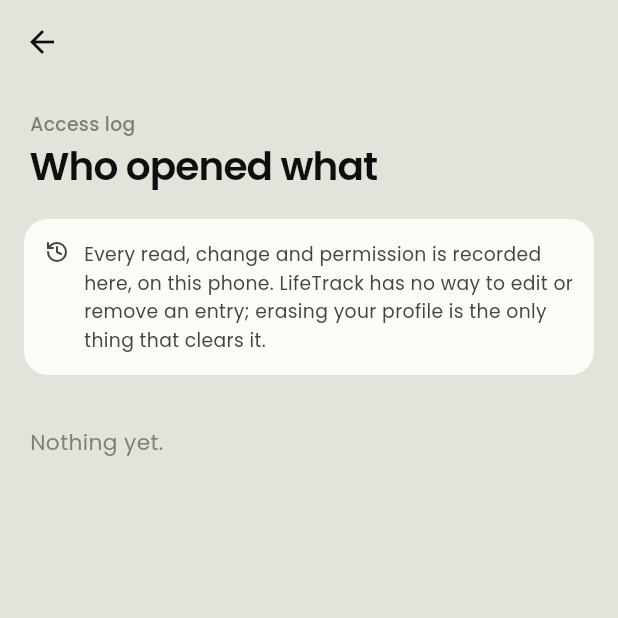
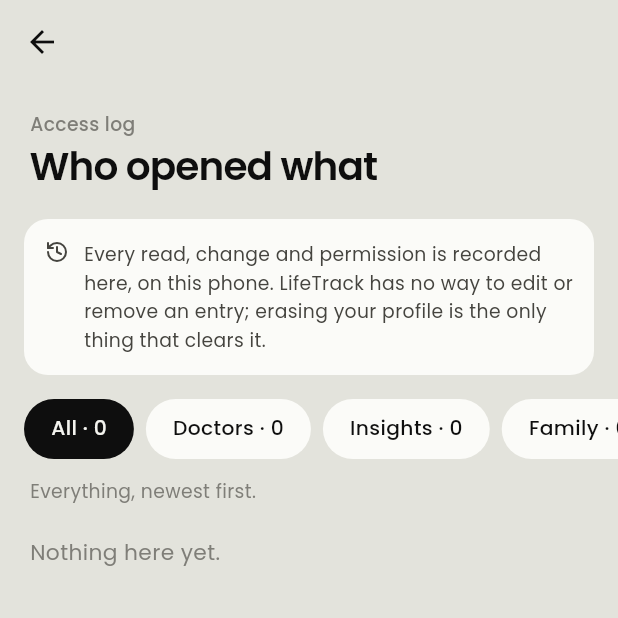
Before and after one commit to anishraj2347-gif/lifetrack-health, a Flutter app: the AuditScreen screen opened directly, on a phone screen of 412 x 824 dp, the top half of it. Run offline on Flutter 3.47's test engine with Material 3 defaults, Android fonts, the phone set to English and light mode, and no system bars; our stand-ins replace flutter_secure_storage, image_picker, local_auth, lucide_icons_flutter, qr_flutter, share_plus and 1 more; missing offline and left inert: cryptography, flutter_zxing; accounts and stored records are empty.

Commit message:
Access log in views: Doctors, Insights, Family, Emergency ID, Your changes, Refused
Each entry is sorted by who acted, what happened and the grant it rests on,
never by its wording; family events now carry a family token so they sort
reliably. Entries are grouped by day, reads show why in plain words, and the
Emergency ID line no longer repeats itself.

Co-Authored-By: Claude Opus 5.5 <noreply@anthropic.com>

```diff
--- a/app/lib/src/app/app_services.dart
+++ b/app/lib/src/app/app_services.dart
@@ -366,7 +366,7 @@ class AppServices {
       consentedAt: at,
       statement: '${self.name} declared they are ${child.name}\'s parent.',
     ));
-    await audit.append(AuditEntry(at: at, actorId: Actors.patient(self.id), patientId: child.id, action: AuditAction.edit, detail: 'Profile created by ${self.name} (parent)'));
+    await audit.append(AuditEntry(at: at, actorId: Actors.patient(self.id), patientId: child.id, action: AuditAction.edit, tokenId: 'family-custody-${child.id}', detail: 'Profile created by ${self.name} (parent)'));
     return child;
   }
 
@@ -397,7 +397,7 @@ class AppServices {
       statement: Custody.delegationStatement(adultName: name, custodianName: self.name),
       signedName: typedName.trim(),
     ));
-    await audit.append(AuditEntry(at: at, actorId: Actors.patient(adult.id), patientId: adult.id, action: AuditAction.grantIssued, detail: 'Asked ${self.name} to manage their records (confirmed in person)'));
+    await audit.append(AuditEntry(at: at, actorId: Actors.patient(adult.id), patientId: adult.id, action: AuditAction.grantIssued, tokenId: 'family-custody-${adult.id}', detail: 'Asked ${self.name} to manage their records (confirmed in person)'));
     return adult;
   }
 
@@ -415,7 +415,7 @@ class AppServices {
       }
     }
     await repository.saveCustody(c.ended(at));
-    await audit.append(AuditEntry(at: at, actorId: Actors.patient(c.custodianId), patientId: patientId, action: AuditAction.grantRevoked, detail: 'Management ended; nothing more is shared on their behalf'));
+    await audit.append(AuditEntry(at: at, actorId: Actors.patient(c.custodianId), patientId: patientId, action: AuditAction.grantRevoked, tokenId: 'family-custody-$patientId', detail: 'Management ended; nothing more is shared on their behalf'));
     if (currentPatientId == patientId) await switchTo(selfPatientId!);
   }
 
--- /dev/null
+++ b/app/lib/src/audit/log_view.dart
@@ -0,0 +1,34 @@
+import '../consent/consent_token.dart';
+import '../model/health_record.dart';
+import 'audit_log.dart';
+
+/// The access log's views. Each entry belongs to exactly one topic; the
+/// Refused view cuts across them.
+enum LogView { all, doctors, insights, family, emergency, you, refused }
+
+extension LogViewOf on AuditEntry {
+  /// Decided from who acted, what happened and which grant it rests on —
+  /// never from the wording of [detail].
+  LogView get topic {
+    final t = tokenId ?? '';
+    if (action == AuditAction.emergencyRead || dataClass == DataClass.emergencyCard) return LogView.emergency;
+    if (t.startsWith('family-') || actorId.startsWith('family:')) return LogView.family;
+    if (actorId.startsWith('doctor:') ||
+        action == AuditAction.clinicalShare ||
+        action == AuditAction.prescriptionReceived ||
+        t.contains('-doctor-') ||
+        (detail ?? '').startsWith('doctor:')) {
+      return LogView.doctors;
+    }
+    if (Actors.isAgent(actorId) || action == AuditAction.cloudEgress || t.startsWith('grant-agent-') || t.startsWith('grant-cloud-')) {
+      return LogView.insights;
+    }
+    return LogView.you;
+  }
+
+  bool shownIn(LogView v) => switch (v) {
+        LogView.all => true,
+        LogView.refused => action == AuditAction.denied,
+        _ => topic == v,
+      };
+}
--- a/app/lib/src/family/family_link.dart
+++ b/app/lib/src/family/family_link.dart
@@ -200,7 +200,7 @@ class FamilyLinkService {
       ..._mine(link, emergency, activeMedicines),
     }, at);
     await _save([...(await links()).where((l) => l.id != link.id), link]);
-    await audit.append(AuditEntry(at: at, actorId: 'patient:$ownerId', patientId: ownerId, action: AuditAction.grantIssued, detail: 'Linked with ${invite.fromName}; shares ${_whatLine(link)}'));
+    await audit.append(AuditEntry(at: at, actorId: 'patient:$ownerId', patientId: ownerId, action: AuditAction.grantIssued, tokenId: 'family-link-${link.id}', detail: 'Linked with ${invite.fromName}; shares ${_whatLine(link)}'));
     return link;
   }
 
@@ -222,7 +222,7 @@ class FamilyLinkService {
     final next = link.sharing(emergency: shareEmergency, medicines: shareMedicines);
     await sendUpdate(ownerId: ownerId, link: next, emergency: emergency, activeMedicines: activeMedicines, at: at);
     await _save([for (final l in await links()) l.id == next.id ? next : l]);
-    await audit.append(AuditEntry(at: at, actorId: 'patient:$ownerId', patientId: ownerId, action: AuditAction.edit, detail: 'Now sharing ${_whatLine(next)} with ${link.name}'));
+    await audit.append(AuditEntry(at: at, actorId: 'patient:$ownerId', patientId: ownerId, action: AuditAction.edit, tokenId: 'family-link-${link.id}', detail: 'Now sharing ${_whatLine(next)} with ${link.name}'));
     return next;
   }
 
@@ -232,7 +232,7 @@ class FamilyLinkService {
       await _send(link, {'type': 'family_unlink', 'linkId': link.id}, at);
     } finally {
       await _save([...(await links()).where((l) => l.id != link.id)]);
-      await audit.append(AuditEntry(at: at, actorId: 'patient:$ownerId', patientId: ownerId, action: AuditAction.grantRevoked, detail: 'Unlinked from ${link.name}'));
+      await audit.append(AuditEntry(at: at, actorId: 'patient:$ownerId', patientId: ownerId, action: AuditAction.grantRevoked, tokenId: 'family-link-${link.id}', detail: 'Unlinked from ${link.name}'));
     }
   }
 
@@ -253,7 +253,7 @@ class FamilyLinkService {
           ).withTheirs(emergency: (p['emergency'] as Map?)?.cast(), medicines: p['medicines'] as List?, at: at);
           await _save([...(await links()).where((l) => l.id != inviteId), link]);
           await sealed.write(_invitesBlob, open..remove(inviteId));
-          await audit.append(AuditEntry(at: at, actorId: 'relay', patientId: ownerId, action: AuditAction.edit, detail: '${link.name} accepted your family invite'));
+          await audit.append(AuditEntry(at: at, actorId: 'family:${link.name}', patientId: ownerId, action: AuditAction.edit, tokenId: 'family-link-$inviteId', detail: '${link.name} accepted your family invite'));
         },
         'family_link_update': (p) async {
           final all = await links();
@@ -267,7 +267,7 @@ class FamilyLinkService {
           final gone = all.where((l) => l.id == p['linkId']).toList();
           await _save([...all.where((l) => l.id != p['linkId'])]);
           for (final l in gone) {
-            await audit.append(AuditEntry(at: at, actorId: 'relay', patientId: ownerId, action: AuditAction.grantRevoked, detail: '${l.name} unlinked; what they shared was deleted'));
+            await audit.append(AuditEntry(at: at, actorId: 'family:${l.name}', patientId: ownerId, action: AuditAction.grantRevoked, tokenId: 'family-link-${l.id}', detail: '${l.name} unlinked; what they shared was deleted'));
           }
         },
       };
--- a/app/lib/src/ui/screens/me_screen.dart
+++ b/app/lib/src/ui/screens/me_screen.dart
@@ -2,6 +2,7 @@ import 'package:flutter/material.dart';
 import 'package:lucide_icons_flutter/lucide_icons.dart';
 
 import '../../audit/audit_log.dart';
+import '../../audit/log_view.dart';
 import '../app_lock.dart';
 import '../app_scope.dart';
 import '../theme.dart';
@@ -142,8 +143,14 @@ class MeScreen extends StatelessWidget {
 /// removal is erasing the whole profile, which leaves the erasure as the
 /// first entry. That is the claim, and it is the whole claim — the copy does
 /// not promise more than the code does.
-class AuditScreen extends StatelessWidget {
+class AuditScreen extends StatefulWidget {
   const AuditScreen({super.key});
+  @override
+  State<AuditScreen> createState() => _AuditScreenState();
+}
+
+class _AuditScreenState extends State<AuditScreen> {
+  LogView _view = LogView.all;
 
   static String _verb(AuditAction a) => switch (a) {
         AuditAction.view => 'read',
@@ -161,33 +168,70 @@ class AuditScreen extends StatelessWidget {
         AuditAction.export => 'exported an unencrypted copy of the records',
       };
 
+  static const _views = [
+    (LogView.all, 'All', 'Everything, newest first.'),
+    (LogView.doctors, 'Doctors', 'What you shared with doctors, what they read, and prescriptions they sent.'),
+    (LogView.insights, 'Insights', 'Reads by on-device insights while you had them turned on.'),
+    (LogView.family, 'Family', 'Family added to this phone, and adults linked from their own phones.'),
+    (LogView.emergency, 'Emergency ID', 'Every time the Emergency ID was opened, including from the lock screen.'),
+    (LogView.you, 'Your changes', 'Records you added or changed, settings, exports and erasure.'),
+    (LogView.refused, 'Refused', 'Attempts that were turned away, from any source.'),
+  ];
+
+  /// Reads and refusals record a code (the grant's purpose, or why it was
+  /// refused); everything else records a sentence.
+  static const _codes = {
+    'clinicalConsult': 'for a consultation',
+    'onDeviceInsights': 'for on-device insights',
+    'cloudAnalysis': 'for cloud analysis',
+    'unknown': 'there was no such permission',
+    'revoked': 'the permission had been withdrawn',
+    'notYetValid': 'the permission had not started yet',
+    'expired': 'the permission had ended',
+    'spent': 'the one-time permission was already used',
+    'wrongPatient': 'the permission was for someone else',
+    'wrongActor': 'the permission was for someone else',
+    'wrongPurpose': 'the permission was for another purpose',
+    'outOfScope': 'not part of what you shared',
+  };
+
+  static bool _alert(AuditEntry e) => e.action == AuditAction.denied || e.action == AuditAction.emergencyRead;
+
+  static String _day(DateTime d, DateTime now) {
+    final a = DateTime(d.year, d.month, d.day), b = DateTime(now.year, now.month, now.day);
+    final diff = b.difference(a).inDays;
+    return diff == 0 ? 'Today' : diff == 1 ? 'Yesterday' : fullDate(d);
+  }
+
   @override
   Widget build(BuildContext context) {
-    final entries = AppScope.of(context).auditEntries();
-    return Scaffold(
-      appBar: AppBar(),
-      body: ListView(children: [
-        const Masthead(eyebrow: 'Access log', title: 'Who opened what'),
-        const Note('Every read, change and permission is recorded here, on this phone. LifeTrack has no way to edit or remove an entry; erasing your profile is the only thing that clears it.', icon: LucideIcons.history),
-        const SizedBox(height: 14),
-        if (entries.isEmpty) const Padding(padding: EdgeInsets.all(20), child: Text('Nothing yet.', style: LT.lede)),
-        for (final (i, e) in entries.indexed)
-          IntrinsicHeight(
+    final s = AppScope.of(context);
+    final all = s.auditEntries();
+    final entries = [for (final e in all) if (e.shownIn(_view)) e];
+    final about = _views.firstWhere((v) => v.$1 == _view).$3;
+    final rows = <Widget>[];
+    String? day;
+    for (final (i, e) in entries.indexed) {
+      final d = _day(e.at, s.clock());
+      if (d != day) {
+        day = d;
+        rows.add(Eyebrow(d, padding: const EdgeInsets.fromLTRB(20, 18, 20, 6)));
+      }
+      final lastOfDay = i == entries.length - 1 || _day(entries[i + 1].at, s.clock()) != d;
+      final firstOfDay = rows.last is Eyebrow;
+      rows.add(IntrinsicHeight(
         child: Row(crossAxisAlignment: CrossAxisAlignment.stretch, children: [
           SizedBox(
             width: 56,
             child: Column(children: [
-                  Container(width: 1, height: 8, color: i == 0 ? Colors.transparent : LT.rule),
+              Container(width: 1, height: 8, color: firstOfDay ? Colors.transparent : LT.rule),
               Container(
                 width: 32,
                 height: 32,
-                    decoration: BoxDecoration(
-                      color: e.action == AuditAction.denied || e.action == AuditAction.emergencyRead ? const Color(0xFFFFF7ED) : LT.band,
-                      shape: BoxShape.circle,
+                decoration: BoxDecoration(color: _alert(e) ? const Color(0xFFFFF7ED) : LT.band, shape: BoxShape.circle),
+                child: Icon(iconForActor(e.actorId), size: 15, color: _alert(e) ? LT.signal : LT.ink2),
               ),
-                    child: Icon(iconForActor(e.actorId), size: 15, color: e.action == AuditAction.denied || e.action == AuditAction.emergencyRead ? LT.signal : LT.ink2),
-                  ),
-                  Expanded(child: Container(width: 1, color: i == entries.length - 1 ? Colors.transparent : LT.rule)),
+              Expanded(child: Container(width: 1, color: lastOfDay ? Colors.transparent : LT.rule)),
             ]),
           ),
           Expanded(
@@ -195,17 +239,40 @@ class AuditScreen extends StatelessWidget {
               padding: const EdgeInsets.fromLTRB(0, 12, 20, 14),
               child: Column(crossAxisAlignment: CrossAxisAlignment.start, children: [
                 Text(
-                      '${describeActor(e.actorId)} ${_verb(e.action)}${e.dataClass == null ? '' : ' · ${dataClassNames[e.dataClass]}'}',
-                      style: LT.label.copyWith(fontSize: 14.5, color: e.action == AuditAction.denied || e.action == AuditAction.emergencyRead ? LT.signal : LT.ink),
+                  '${describeActor(e.actorId)} ${_verb(e.action)}${e.dataClass == null || e.action == AuditAction.emergencyRead ? '' : ' · ${dataClassNames[e.dataClass]}'}',
+                  style: LT.label.copyWith(fontSize: 14.5, color: _alert(e) ? LT.signal : LT.ink),
                 ),
-                    if (e.detail != null) ...[const SizedBox(height: 2), Text(e.detail!, style: LT.small)],
-                    const SizedBox(height: 2),
-                    Text(dateTime(e.at), style: LT.small.copyWith(fontSize: 12, color: LT.inactive)),
+                if (e.detail != null) ...[const SizedBox(height: 4), Text(_codes[e.detail] ?? e.detail!, style: LT.small)],
+                const SizedBox(height: 4),
+                Text(time(e.at), style: LT.small.copyWith(fontSize: 12, color: LT.inactive)),
               ]),
             ),
           ),
         ]),
+      ));
+    }
+    return Scaffold(
+      appBar: AppBar(),
+      body: ListView(children: [
+        const Masthead(eyebrow: 'Access log', title: 'Who opened what'),
+        const Note('Every read, change and permission is recorded here, on this phone. LifeTrack has no way to edit or remove an entry; erasing your profile is the only thing that clears it.', icon: LucideIcons.history),
+        SizedBox(
+          height: 64,
+          child: ListView(
+            scrollDirection: Axis.horizontal,
+            padding: const EdgeInsets.fromLTRB(16, 16, 16, 8),
+            children: [
+              for (final (v, label, _) in _views)
+                Padding(
+                  padding: const EdgeInsets.only(right: 8),
+                  child: Chip2('$label · ${all.where((e) => e.shownIn(v)).length}', selected: _view == v, onTap: () => setState(() => _view = v)),
                 ),
+            ],
+          ),
+        ),
+        Padding(padding: const EdgeInsets.fromLTRB(20, 4, 20, 0), child: Text(about, style: LT.small)),
+        if (entries.isEmpty) const Padding(padding: EdgeInsets.all(20), child: Text('Nothing here yet.', style: LT.lede)),
+        ...rows,
         const SizedBox(height: 28),
       ]),
     );
--- a/app/lib/src/ui/screens/share_screen.dart
+++ b/app/lib/src/ui/screens/share_screen.dart
@@ -15,6 +15,7 @@ String describeActor(String actorId) {
   if (actorId.startsWith('doctor:')) return 'Doctor · ${actorId.substring(7)}';
   if (actorId.startsWith('patient:')) return 'You';
   if (actorId.startsWith('unauthenticated:')) return 'Someone without your PIN';
+  if (actorId.startsWith('family:')) return actorId.substring(7);
   return actorId;
 }
 
@@ -35,6 +36,7 @@ IconData iconForActor(String actorId) {
   if (actorId == Actors.cloud) return LucideIcons.cloud;
   if (actorId.startsWith('doctor:')) return LucideIcons.stethoscope;
   if (actorId.startsWith('unauthenticated:')) return LucideIcons.lockOpen;
+  if (actorId.startsWith('family:')) return LucideIcons.users;
   return LucideIcons.userRound;
 }
 
--- a/app/lib/src/ui/widgets/parts.dart
+++ b/app/lib/src/ui/widgets/parts.dart
@@ -299,5 +299,6 @@ const _monthNames = ['January', 'February', 'March', 'April', 'May', 'June', 'Ju
 String shortMonth(DateTime d) => _monthNames[d.month - 1].substring(0, 3);
 String monthYear(DateTime d) => '${_monthNames[d.month - 1]} ${d.year}';
 String fullDate(DateTime d) => '${d.day} ${_monthNames[d.month - 1].substring(0, 3)} ${d.year}';
-String dateTime(DateTime d) =>
-    '${fullDate(d)}, ${d.hour.toString().padLeft(2, '0')}:${d.minute.toString().padLeft(2, '0')}';
+String dateTime(DateTime d) => '${fullDate(d)}, ${time(d)}';
+
+String time(DateTime d) => '${d.hour.toString().padLeft(2, '0')}:${d.minute.toString().padLeft(2, '0')}';
```
Also changed, not shown: 1 other file. Lines whose indentation alone changed are shown as unchanged.
